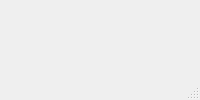
phootoon/projektsieci, file projektsieci2/server/serverwindow.ui: the form before one commit.
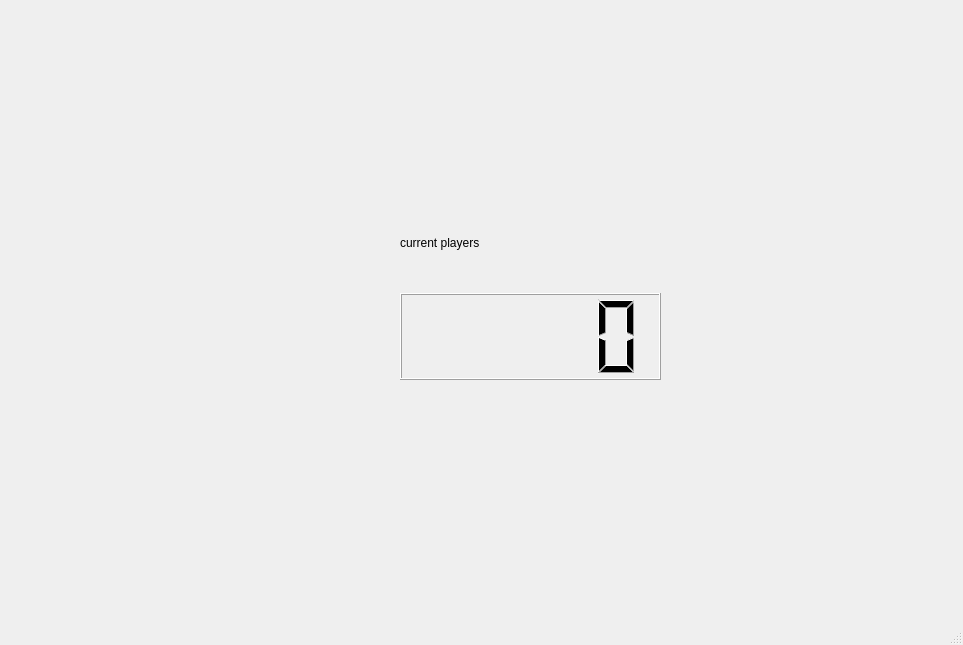
The form after the commit.

The edit to the form file:
```diff
--- a/projektsieci2/server/serverwindow.ui
+++ b/projektsieci2/server/serverwindow.ui
@@ -2,6 +2,14 @@
 <ui version="4.0">
  <class>Server_window</class>
  <widget class="QMainWindow" name="Server_window">
+  <property name="geometry">
+   <rect>
+    <x>0</x>
+    <y>0</y>
+    <width>963</width>
+    <height>645</height>
+   </rect>
+  </property>
   <property name="windowTitle">
    <string>MainWindow</string>
   </property>
```
Left out of the diff: 2 changed lines with no effect on the pictures.
